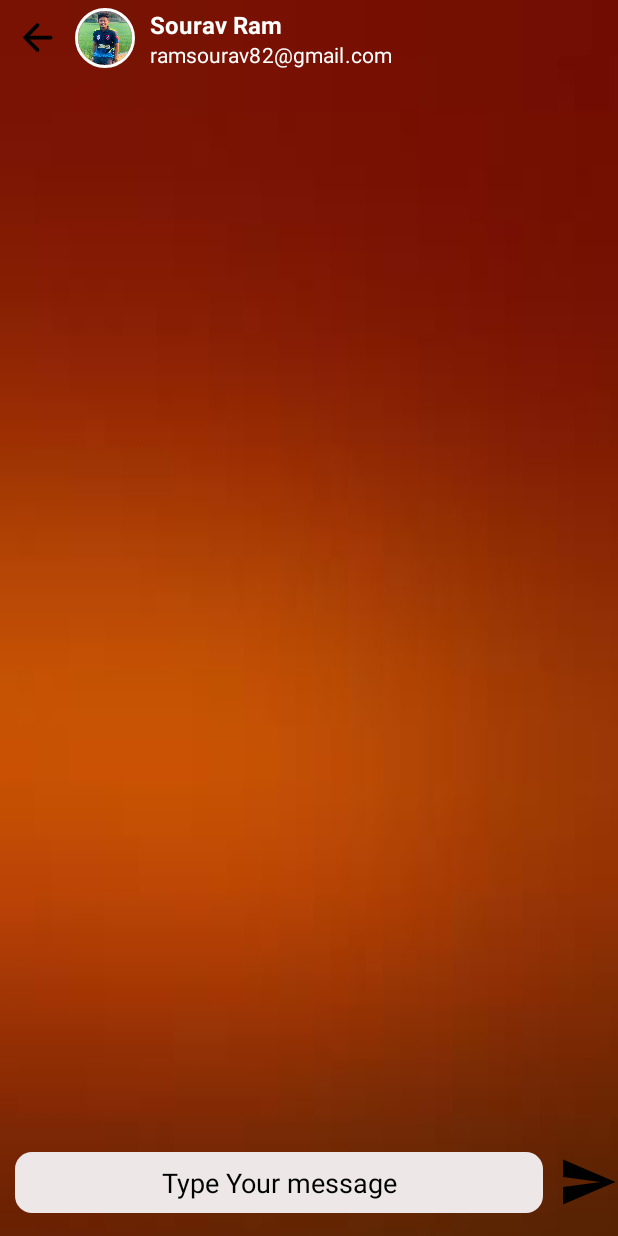
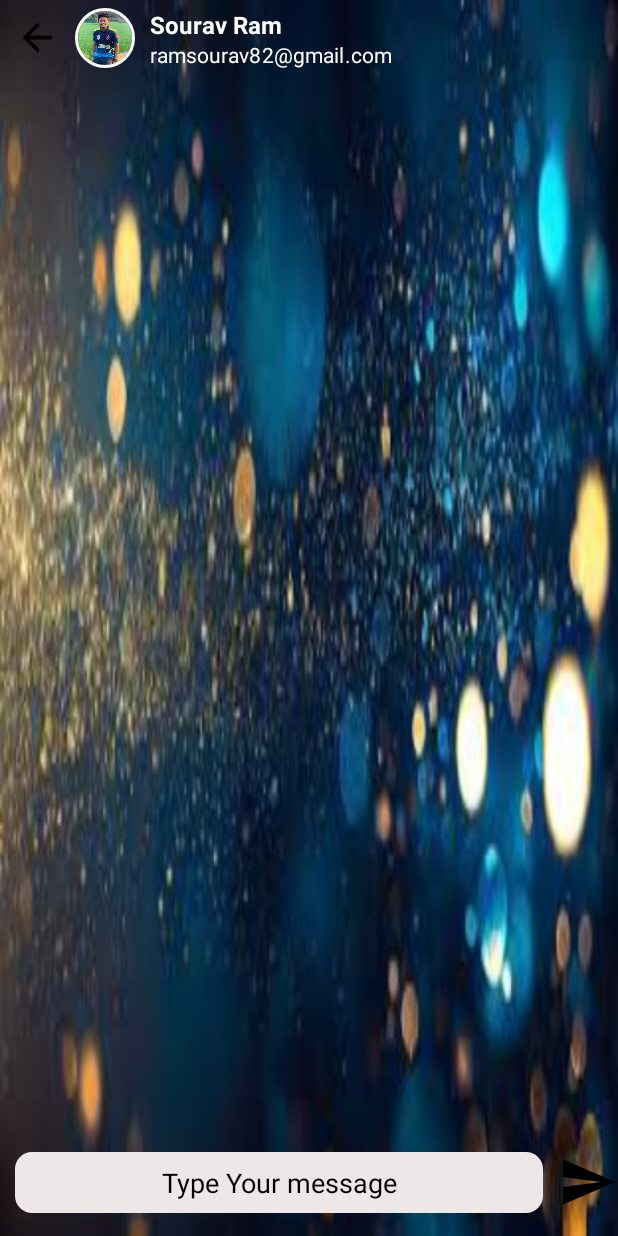
Before and after one commit to sourav3222/Charting-App, an Android app: the ChartFragment screen opened through its navigation route, after a tap on an icon or button, on a phone screen of 412 x 824 dp. Run offline under Robolectric (Android 15) with nearby library versions, the phone set to English and light mode, and no system bars; our stand-ins replace CircleImageView, Firebase (no records; nobody signed in at launch, a user with empty details on screens opened directly); libraries missing offline, so code that uses them is left out: com.karumi.dexter; pictures from the network do not load; Roboto replaces fonts that are not available here; 3 statements that could not run were skipped.

Commit message:
chat app complete

```diff
--- a/app/src/main/java/com/example/aloconna/ChartFragment.kt
+++ b/app/src/main/java/com/example/aloconna/ChartFragment.kt
@@ -5,7 +5,10 @@ import androidx.fragment.app.Fragment
 import android.view.LayoutInflater
 import android.view.View
 import android.view.ViewGroup
+import android.widget.LinearLayout
 import android.widget.Toast
+import androidx.navigation.fragment.findNavController
+import androidx.recyclerview.widget.LinearLayoutManager
 import com.bumptech.glide.Glide
 import com.example.aloconna.databinding.FragmentChartBinding
 import com.google.firebase.auth.FirebaseAuth
@@ -37,9 +40,18 @@ class ChartFragment : Fragment() {
 
         chatDB= FirebaseDatabase.getInstance().reference
 
+        val Layoutmanager = LinearLayoutManager(requireContext())
+
+        Layoutmanager.stackFromEnd = true
+
+        binding.messageRCV.layoutManager = Layoutmanager
+
 
         requireArguments().getString(USERID)?.let {
             userIdRemote = it
+        }
+        binding.backBtn.setOnClickListener{
+            findNavController().navigate(R.id.action_chartFragment_to_homeFragment)
         }
 
 
@@ -68,7 +80,7 @@ class ChartFragment : Fragment() {
             }
 
             override fun onCancelled(error: DatabaseError) {
-                TODO("Not yet implemented")
+
             }
 
 
@@ -102,8 +114,8 @@ class ChartFragment : Fragment() {
 
 
                 }
-                var adapter =  ChatAdapter(userIdSelf)
-                adapter.submitList(chatList)
+                var adapter =  ChatAdapter(userIdSelf,chatList)
+
 
                 binding.messageRCV.adapter = adapter
 
--- a/app/src/main/java/com/example/aloconna/ChatAdapter.kt
+++ b/app/src/main/java/com/example/aloconna/ChatAdapter.kt
@@ -7,10 +7,12 @@ import androidx.recyclerview.widget.DiffUtil
 import androidx.recyclerview.widget.ListAdapter
 import androidx.recyclerview.widget.RecyclerView
 
-class ChatAdapter(var  userIdSelf: String): ListAdapter<TextMessage, chatViewHolder>(comparator) {
+class ChatAdapter(private var  userIdSelf: String,private val chatList: MutableList<TextMessage> ):
+
+RecyclerView.Adapter<chatViewHolder> ()  {
 
 
-    val chatList = mutableListOf<TextMessage>()
+
 
     var Right = 1
     var Left = 2
@@ -30,21 +32,25 @@ class ChatAdapter(var  userIdSelf: String): ListAdapter<TextMessage, chatViewHol
     }
 
     override fun onBindViewHolder(holder: chatViewHolder, position: Int) {
-        getItem(position).apply {
+       val message = chatList[position]
+            holder.messageTV.text = message.text
 
-            chatList.add(this)
-            holder.messageTV.text = this.text
-        }
 
     }
 
     override fun getItemViewType(position: Int): Int {
-        if (chatList[position].sanderId == userIdSelf){
+        return if (chatList[position].sanderId == userIdSelf){
 
-            return Right
+            Right
         }else{
-            return Left
+            Left
         }
+    }
+
+    override fun getItemCount(): Int {
+
+        return chatList.size
+
     }
 
     companion object{
--- a/app/src/main/java/com/example/aloconna/Message.kt
+++ b/app/src/main/java/com/example/aloconna/Message.kt
@@ -12,9 +12,9 @@ interface Message{
 
 data class TextMessage(
     val text : String? = null,
-    override var msgId: String,
-    override val sanderId: String,
-    override val receiver: String
+    override var msgId: String="",
+    override val sanderId: String="",
+    override val receiver: String=""
 ):Message
 
 data class MessagewithImage(
--- a/app/src/main/res/layout/fragment_chart.xml
+++ b/app/src/main/res/layout/fragment_chart.xml
@@ -4,7 +4,7 @@
     android:layout_width="match_parent"
     android:layout_height="match_parent"
     xmlns:app="http://schemas.android.com/apk/res-auto"
-    android:background="@drawable/download"
+    android:background="@drawable/chatbaground"
     tools:context=".ChartFragment">
 
     <androidx.constraintlayout.widget.ConstraintLayout
@@ -109,6 +109,7 @@
             android:layout_marginHorizontal="10dp"
             android:textAlignment="center"
             android:textColorHint="@color/black"
+            android:textColor="@color/black"
             app:layout_constraintStart_toStartOf="parent"
             app:layout_constraintTop_toTopOf="parent"
             app:layout_constraintEnd_toStartOf="@id/sendBtn"/>
--- a/app/src/main/res/navigation/main_nav.xml
+++ b/app/src/main/res/navigation/main_nav.xml
@@ -59,5 +59,9 @@
         android:id="@+id/chartFragment"
         android:name="com.example.aloconna.ChartFragment"
         android:label="fragment_chart"
-        tools:layout="@layout/fragment_chart" />
+        tools:layout="@layout/fragment_chart" >
+        <action
+            android:id="@+id/action_chartFragment_to_homeFragment"
+            app:destination="@id/homeFragment" />
+    </fragment>
 </navigation>
```
Also changed, not shown: app/src/main/res/drawable/chatbaground.jpeg (added).
